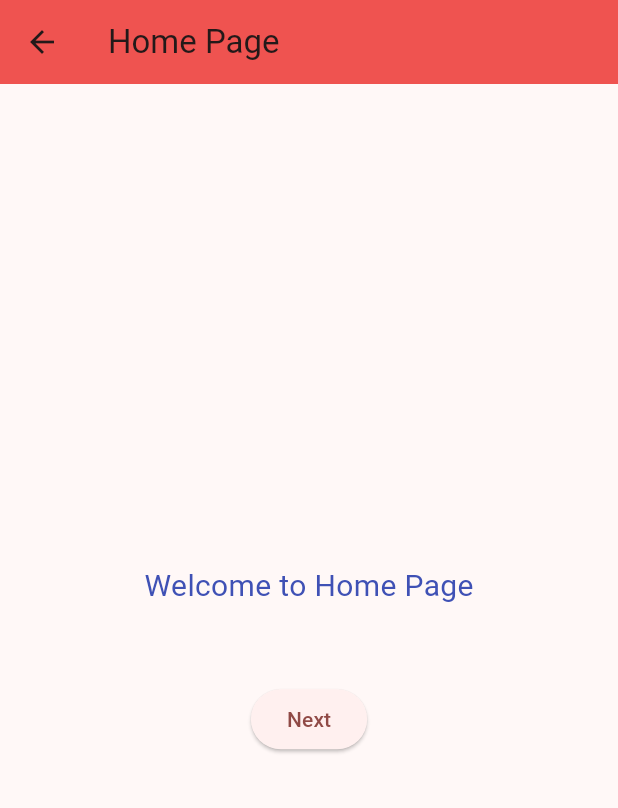
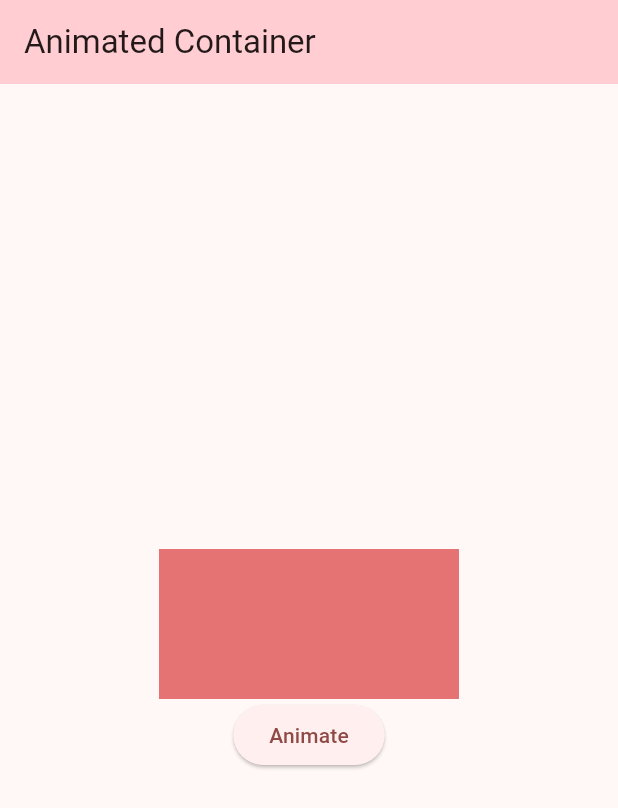
Before and after one commit to honeypathkar/Flutter-Practice-Project, a Flutter app: the Homepage screen opened directly, on a phone screen of 412 x 824 dp. Shown: the top 808 px of the screen. Run offline on Flutter 3.47's test engine with Material 3 defaults, Android fonts, the phone set to English and light mode, and no system bars; our stand-ins replace font_awesome_flutter.

Commit message:
Animated Container in flutter

```diff
--- a/lib/HomePage.dart
+++ b/lib/HomePage.dart
@@ -1,42 +1,52 @@
-// ignore_for_file: file_names
+import 'package:flutter/material.dart';
 
-import 'package:flutter/material.dart';
-import 'package:project1/main.dart';
-
-class Homepage extends StatelessWidget {
+class Homepage extends StatefulWidget {
   const Homepage({super.key});
 
+  @override
+  State<Homepage> createState() => _HomepageState();
+}
+
+class _HomepageState extends State<Homepage> {
+  var _width = 200.0;
+  var _heigth = 100.0;
+
+  bool flag = true;
   @override
   Widget build(BuildContext context) {
     return Scaffold(
       appBar: AppBar(
-          backgroundColor: Colors.red.shade400,
-          title: const Text("Home Page"),
+        backgroundColor: Colors.red.shade100,
+        title: const Text("Animated Container"),
       ),
       body: Center(
         child: Column(
           mainAxisAlignment: MainAxisAlignment.center,
-            crossAxisAlignment: CrossAxisAlignment.center,
           children: [
-              const Text(
-                "Welcome to Home Page",
-                style: TextStyle(fontSize: 20, color: Colors.indigo),
-              ),
-              const SizedBox(
-                height: 50,
-              ),
+            AnimatedContainer(
+                color: Colors.red.shade300,
+                width: _width,
+                height: _heigth,
+                curve: Curves.bounceIn,
+                duration: const Duration(seconds: 2)),
             ElevatedButton(
                 onPressed: () {
-                    Navigator.push(
-                        context,
-                        MaterialPageRoute(
-                            builder: (context) => const MyHomePage(
-                                  title: 'Calculator',
-                                )));
+                  setState(() {
+                    if (flag) {
+                      _width = 100.0;
+                      _heigth = 200.0;
+                      flag = false;
+                    } else {
+                      _width = 200.0;
+                      _heigth = 100.0;
+                      flag = true;
+                    }
+                  });
                 },
-                  child: const Text("Next"))
+                child: const Text("Animate"))
           ],
         ),
-        ));
+      ),
+    );
   }
 }
--- a/lib/main.dart
+++ b/lib/main.dart
@@ -2,8 +2,8 @@ import 'package:flutter/material.dart';
 // ignore: unused_import
 import 'package:intl/intl.dart';
 import 'package:font_awesome_flutter/font_awesome_flutter.dart';
-// import 'package:project1/HomePage.dart';
-import 'package:project1/screen/splash_screen.dart';
+import 'package:project1/HomePage.dart';
+// import 'package:project1/screen/splash_screen.dart';
 
 void main() {
   runApp(const MyApp());
@@ -20,7 +20,7 @@ class MyApp extends StatelessWidget {
         colorScheme: ColorScheme.fromSeed(seedColor: Colors.red.shade400),
         useMaterial3: true,
       ),
-      home: const SplashScreen(),
+      home: const Homepage(),
     );
   }
 }
```
Lines whose indentation alone changed are shown as unchanged.
